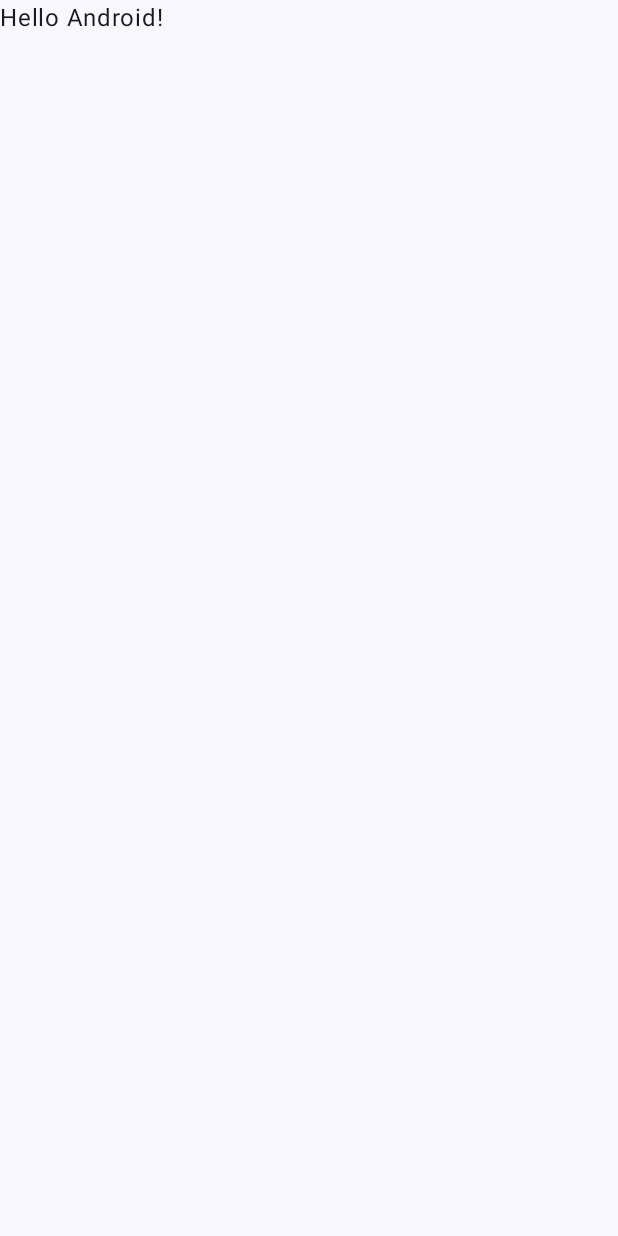
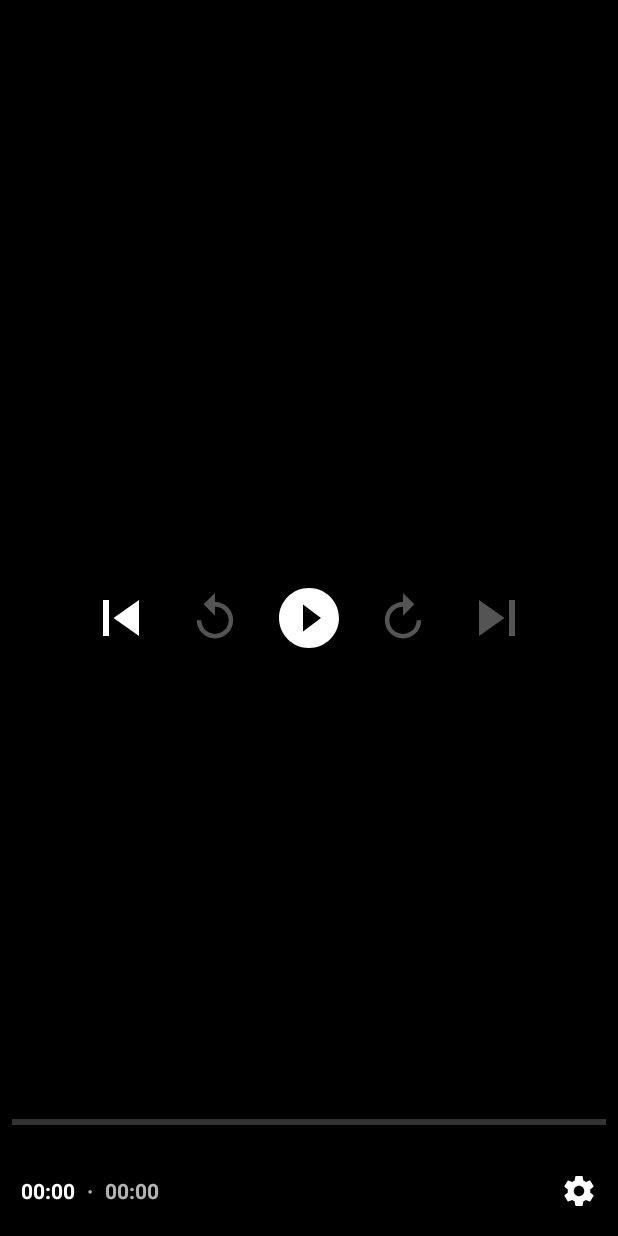
Before and after one commit to theGBguy/ComposeVideoPlayer, an Android app built with Jetpack Compose: the screen it shows after launch (MainActivity), on a phone screen of 412 x 824 dp. Before the commit the screen is almost empty. Run offline under Robolectric (Android 15) with nearby library versions, the phone set to English and light mode, and no system bars.

Commit message:
feat: add video player in vertical pager with persistable playback state

```diff
--- a/app/src/main/AndroidManifest.xml
+++ b/app/src/main/AndroidManifest.xml
@@ -1,6 +1,7 @@
 <?xml version="1.0" encoding="utf-8"?>
-<manifest xmlns:android="http://schemas.android.com/apk/res/android"
-    xmlns:tools="http://schemas.android.com/tools">
+<manifest xmlns:android="http://schemas.android.com/apk/res/android">
+
+    <uses-permission android:name="android.permission.INTERNET" />
 
     <application
         android:allowBackup="true"
@@ -9,6 +10,7 @@
         android:icon="@mipmap/ic_launcher"
         android:label="@string/app_name"
         android:roundIcon="@mipmap/ic_launcher_round"
+        android:usesCleartextTraffic="true"
         android:supportsRtl="true"
         android:theme="@style/Theme.ComposeVideoPlayer">
         <activity
--- a/app/src/main/java/io/github/thegbguy/composevideoplayer/MainActivity.kt
+++ b/app/src/main/java/io/github/thegbguy/composevideoplayer/MainActivity.kt
@@ -7,10 +7,8 @@ import androidx.activity.enableEdgeToEdge
 import androidx.compose.foundation.layout.fillMaxSize
 import androidx.compose.foundation.layout.padding
 import androidx.compose.material3.Scaffold
-import androidx.compose.material3.Text
-import androidx.compose.runtime.Composable
 import androidx.compose.ui.Modifier
-import androidx.compose.ui.tooling.preview.Preview
+import io.github.thegbguy.composevideoplayer.ui.VideoPlayerScreen
 import io.github.thegbguy.composevideoplayer.ui.theme.ComposeVideoPlayerTheme
 
 class MainActivity : ComponentActivity() {
@@ -20,28 +18,11 @@ class MainActivity : ComponentActivity() {
         setContent {
             ComposeVideoPlayerTheme {
                 Scaffold(modifier = Modifier.fillMaxSize()) { innerPadding ->
-                    Greeting(
-                        name = "Android",
-                        modifier = Modifier.padding(innerPadding)
+                    VideoPlayerScreen(
+                        modifier = Modifier.padding(innerPadding),
                     )
                 }
             }
         }
     }
 }
-
-@Composable
-fun Greeting(name: String, modifier: Modifier = Modifier) {
-    Text(
-        text = "Hello $name!",
-        modifier = modifier
-    )
-}
-
-@Preview(showBackground = true)
-@Composable
-fun GreetingPreview() {
-    ComposeVideoPlayerTheme {
-        Greeting("Android")
-    }
-}
--- /dev/null
+++ b/app/src/main/java/io/github/thegbguy/composevideoplayer/model/PlaybackState.kt
@@ -0,0 +1,7 @@
+package io.github.thegbguy.composevideoplayer.model
+
+data class PlaybackState(
+    val isPlaying: Boolean = false,
+    val currentPosition: Long = 0L,
+    val videoUrl: String = ""
+)
--- /dev/null
+++ b/app/src/main/java/io/github/thegbguy/composevideoplayer/model/VideoEntry.kt
@@ -0,0 +1,7 @@
+package io.github.thegbguy.composevideoplayer.model
+
+data class VideoEntry(
+    val id: Int,
+    val url: String,
+    val description: String = ""
+)
--- /dev/null
+++ b/app/src/main/java/io/github/thegbguy/composevideoplayer/ui/VideoPlayerScreen.kt
@@ -0,0 +1,62 @@
+package io.github.thegbguy.composevideoplayer.ui
+
+import androidx.compose.foundation.layout.Arrangement
+import androidx.compose.foundation.layout.Column
+import androidx.compose.foundation.layout.fillMaxWidth
+import androidx.compose.foundation.pager.VerticalPager
+import androidx.compose.foundation.pager.rememberPagerState
+import androidx.compose.runtime.Composable
+import androidx.compose.runtime.LaunchedEffect
+import androidx.compose.runtime.getValue
+import androidx.compose.runtime.rememberCoroutineScope
+import androidx.compose.ui.Alignment
+import androidx.compose.ui.Modifier
+import androidx.lifecycle.compose.collectAsStateWithLifecycle
+import androidx.lifecycle.viewmodel.compose.viewModel
+import io.github.thegbguy.composevideoplayer.ui.components.VideoPlayerView
+import io.github.thegbguy.composevideoplayer.ui.theme.LocalSpacing
+import io.github.thegbguy.composevideoplayer.viewmodel.VideoPlayerViewModel
+import kotlinx.coroutines.launch
+
+@Composable
+fun VideoPlayerScreen(
+    modifier: Modifier = Modifier,
+    viewModel: VideoPlayerViewModel = viewModel()
+) {
+    val state by viewModel.playbackState.collectAsStateWithLifecycle()
+    val scope = rememberCoroutineScope()
+    val localSpacing = LocalSpacing.current
+    val activeVideoIndex by viewModel.activeVideoIndex.collectAsStateWithLifecycle()
+    val pagerState = rememberPagerState(
+        initialPage = activeVideoIndex,
+        pageCount = { viewModel.videoFeed.size }
+    )
+
+    LaunchedEffect(pagerState.currentPage) {
+        viewModel.setActiveVideo(pagerState.currentPage)
+    }
+
+    Column(
+        modifier = modifier,
+        verticalArrangement = Arrangement.spacedBy(localSpacing.medium),
+        horizontalAlignment = Alignment.CenterHorizontally
+    ) {
+        VerticalPager(
+            modifier = Modifier.fillMaxWidth(),
+            state = pagerState
+        ) { page ->
+            val video = viewModel.videoFeed[page]
+            VideoPlayerView(
+                videoUrl = video.url,
+                isPlaying = page == activeVideoIndex && state.isPlaying,
+                currentPosition = if (page == activeVideoIndex) state.currentPosition else 0L,
+                onPositionChange = { viewModel.setCurrentPosition(it) },
+                onPlaybackComplete = {
+                    scope.launch {
+                        pagerState.scrollToPage(page + 1)
+                    }
+                }
+            )
+        }
+    }
+}
--- /dev/null
+++ b/app/src/main/java/io/github/thegbguy/composevideoplayer/ui/components/VideoPlayerView.kt
@@ -0,0 +1,120 @@
+package io.github.thegbguy.composevideoplayer.ui.components
+
+import android.view.ViewGroup
+import android.widget.FrameLayout
+import androidx.annotation.OptIn
+import androidx.compose.runtime.Composable
+import androidx.compose.runtime.DisposableEffect
+import androidx.compose.runtime.LaunchedEffect
+import androidx.compose.runtime.remember
+import androidx.compose.ui.platform.LocalContext
+import androidx.compose.ui.viewinterop.AndroidView
+import androidx.core.net.toUri
+import androidx.lifecycle.Lifecycle
+import androidx.lifecycle.LifecycleEventObserver
+import androidx.lifecycle.compose.LocalLifecycleOwner
+import androidx.media3.common.MediaItem
+import androidx.media3.common.Player
+import androidx.media3.common.util.UnstableApi
+import androidx.media3.exoplayer.ExoPlayer
+import androidx.media3.ui.PlayerView
+
+@OptIn(UnstableApi::class)
+@Composable
+fun VideoPlayerView(
+    videoUrl: String,
+    isPlaying: Boolean,
+    currentPosition: Long,
+    onPositionChange: (Long) -> Unit,
+    onPlaybackComplete: () -> Unit
+) {
+    val context = LocalContext.current
+    val lifecycleOwner = LocalLifecycleOwner.current
+
+    // Only create ExoPlayer when videoUrl changes
+    val exoPlayer = remember(videoUrl) {
+        ExoPlayer.Builder(context).build().apply {
+            setMediaItem(MediaItem.fromUri(videoUrl.toUri()))
+            prepare()
+        }
+    }
+
+    // Handle lifecycle events to pause/resume video
+    DisposableEffect(lifecycleOwner) {
+        val observer = LifecycleEventObserver { _, event ->
+            when (event) {
+                Lifecycle.Event.ON_PAUSE -> {
+                    if (exoPlayer.isPlaying) {
+                        exoPlayer.pause()
+                    }
+                }
+
+                Lifecycle.Event.ON_RESUME -> {
+                    if (!exoPlayer.isPlaying) {
+                        exoPlayer.play()
+                    }
+                }
+
+                else -> {}
+            }
+        }
+
+        lifecycleOwner.lifecycle.addObserver(observer)
+        onDispose {
+            lifecycleOwner.lifecycle.removeObserver(observer)
+        }
+    }
+
+    // Release ExoPlayer when this composable leaves composition
+    DisposableEffect(exoPlayer) {
+        onDispose {
+            exoPlayer.release()
+        }
+    }
+
+    // Control playback state
+    LaunchedEffect(isPlaying) {
+        exoPlayer.playWhenReady = isPlaying
+    }
+
+    // Seek to position if changed
+    LaunchedEffect(currentPosition) {
+        if (kotlin.math.abs(exoPlayer.currentPosition - currentPosition) > 500) {
+            exoPlayer.seekTo(currentPosition)
+        }
+    }
+
+    // Listen for position changes
+    DisposableEffect(exoPlayer) {
+        val listener = object : Player.Listener {
+            override fun onPositionDiscontinuity(reason: Int) {
+                onPositionChange(exoPlayer.currentPosition)
+            }
+
+            override fun onPlaybackStateChanged(playbackState: Int) {
+                if (playbackState == Player.STATE_ENDED) {
+                    onPlaybackComplete()
+                }
+            }
+        }
+        exoPlayer.addListener(listener)
+        onDispose {
+            exoPlayer.removeListener(listener)
+        }
+    }
+
+    AndroidView(
+        factory = {
+            PlayerView(context).apply {
+                layoutParams = FrameLayout.LayoutParams(
+                    ViewGroup.LayoutParams.MATCH_PARENT,
+                    ViewGroup.LayoutParams.MATCH_PARENT
+                )
+                player = exoPlayer
+            }
+        },
+        update = { playerView ->
+            playerView.player = exoPlayer
+        }
+    )
+}
--- /dev/null
+++ b/app/src/main/java/io/github/thegbguy/composevideoplayer/ui/theme/Spacing.kt
@@ -0,0 +1,15 @@
+package io.github.thegbguy.composevideoplayer.ui.theme
+
+import androidx.compose.runtime.staticCompositionLocalOf
+import androidx.compose.ui.unit.Dp
+import androidx.compose.ui.unit.dp
+
+data class Spacing(
+    val extraSmall: Dp = 4.dp,
+    val small: Dp = 8.dp,
+    val medium: Dp = 16.dp,
+    val large: Dp = 24.dp,
+    val extraLarge: Dp = 32.dp
+)
+
+val LocalSpacing = staticCompositionLocalOf { Spacing() }
--- a/app/src/main/java/io/github/thegbguy/composevideoplayer/ui/theme/Theme.kt
+++ b/app/src/main/java/io/github/thegbguy/composevideoplayer/ui/theme/Theme.kt
@@ -9,6 +9,7 @@ import androidx.compose.material3.dynamicDarkColorScheme
 import androidx.compose.material3.dynamicLightColorScheme
 import androidx.compose.material3.lightColorScheme
 import androidx.compose.runtime.Composable
+import androidx.compose.runtime.CompositionLocalProvider
 import androidx.compose.ui.platform.LocalContext
 
 private val DarkColorScheme = darkColorScheme(
@@ -45,14 +46,15 @@ fun ComposeVideoPlayerTheme(
             val context = LocalContext.current
             if (darkTheme) dynamicDarkColorScheme(context) else dynamicLightColorScheme(context)
         }
-
         darkTheme -> DarkColorScheme
         else -> LightColorScheme
     }
 
-    MaterialTheme(
-        colorScheme = colorScheme,
-        typography = Typography,
-        content = content
-    )
+    CompositionLocalProvider(LocalSpacing provides Spacing()) {
+        MaterialTheme(
+            colorScheme = colorScheme,
+            typography = Typography,
+            content = content
+        )
+    }
 }
--- /dev/null
+++ b/app/src/main/java/io/github/thegbguy/composevideoplayer/viewmodel/VideoPlayerViewModel.kt
@@ -0,0 +1,104 @@
+package io.github.thegbguy.composevideoplayer.viewmodel
+
+import androidx.lifecycle.ViewModel
+import io.github.thegbguy.composevideoplayer.model.PlaybackState
+import io.github.thegbguy.composevideoplayer.model.VideoEntry
+import kotlinx.coroutines.flow.MutableStateFlow
+import kotlinx.coroutines.flow.StateFlow
+
+class VideoPlayerViewModel : ViewModel() {
+    private val _playbackState = MutableStateFlow(PlaybackState())
+    val playbackState: StateFlow<PlaybackState> = _playbackState
+
+    val videoFeed = listOf(
+        VideoEntry(
+            1,
+            "http://commondatastorage.googleapis.com/gtv-videos-bucket/sample/BigBuckBunny.mp4",
+            "Big Buck Bunny"
+        ),
+        VideoEntry(
+            2,
+            "http://commondatastorage.googleapis.com/gtv-videos-bucket/sample/ElephantsDream.mp4",
+            "Elephants Dream"
+        ),
+        VideoEntry(
+            3,
+            "http://commondatastorage.googleapis.com/gtv-videos-bucket/sample/ForBiggerBlazes.mp4",
+            "For Bigger Blazes"
+        ),
+        VideoEntry(
+            4,
+            "http://commondatastorage.googleapis.com/gtv-videos-bucket/sample/ForBiggerEscapes.mp4",
+            "For Bigger Escapes"
+        ),
+        VideoEntry(
+            5,
+            "http://commondatastorage.googleapis.com/gtv-videos-bucket/sample/ForBiggerFun.mp4",
+            "For Bigger Fun"
+        ),
+        VideoEntry(
+            6,
+            "http://commondatastorage.googleapis.com/gtv-videos-bucket/sample/ForBiggerJoyrides.mp4",
+            "For Bigger Joyrides"
+        ),
+        VideoEntry(
+            7,
+            "http://commondatastorage.googleapis.com/gtv-videos-bucket/sample/ForBiggerMeltdowns.mp4",
+            "For Bigger Meltdowns"
+        ),
+        VideoEntry(
+            8,
+            "http://commondatastorage.googleapis.com/gtv-videos-bucket/sample/Sintel.mp4",
+            "Sintel"
+        ),
+        VideoEntry(
+            9,
+            "http://commondatastorage.googleapis.com/gtv-videos-bucket/sample/SubaruOutbackOnStreetAndDirt.mp4",
+            "Subaru Outback On Street And Dirt"
+        ),
+        VideoEntry(
+            10,
+            "http://commondatastorage.googleapis.com/gtv-videos-bucket/sample/TearsOfSteel.mp4",
+            "Tears Of Steel"
+        ),
+        VideoEntry(
+            11,
+            "http://commondatastorage.googleapis.com/gtv-videos-bucket/sample/WeAreGoingOnBullrun.mp4",
+            "We Are Going On Bullrun"
+        ),
+        VideoEntry(
+            12,
+            "http://commondatastorage.googleapis.com/gtv-videos-bucket/sample/WhatCarCanYouGetForAGrand.mp4",
+            "What Car Can You Get For A Grand"
+        )
+    )
+
+    private val _activeVideoIndex = MutableStateFlow(0)
+    val activeVideoIndex: StateFlow<Int> = _activeVideoIndex
+
+    fun setPlaying(isPlaying: Boolean) {
+        _playbackState.value = _playbackState.value.copy(isPlaying = isPlaying)
+    }
+
+    fun setCurrentPosition(position: Long) {
+        _playbackState.value = _playbackState.value.copy(currentPosition = position)
+    }
+
+    fun setVideoUrl(url: String) {
+        _playbackState.value = _playbackState.value.copy(videoUrl = url)
+    }
+
+    fun setActiveVideo(index: Int) {
+        _activeVideoIndex.value = index
+        setVideoUrl(videoFeed[index].url)
+        setCurrentPosition(0)
+        setPlaying(true)
+    }
+
+    fun onPlaybackComplete(page: Int) {
+        val lastIndex = videoFeed.size - 1
+        if (page < lastIndex) {
+            setActiveVideo(page + 1)
+        }
+    }
+}
--- a/gradle/libs.versions.toml
+++ b/gradle/libs.versions.toml
@@ -8,9 +8,14 @@ espressoCore = "3.6.1"
 lifecycleRuntimeKtx = "2.9.2"
 activityCompose = "1.10.1"
 composeBom = "2024.09.00"
+media3Exoplayer = "1.7.1"
 
 [libraries]
 androidx-core-ktx = { group = "androidx.core", name = "core-ktx", version.ref = "coreKtx" }
+androidx-lifecycle-viewmodel-compose = { module = "androidx.lifecycle:lifecycle-viewmodel-compose", version.ref = "lifecycleRuntimeKtx" }
+androidx-media3-exoplayer = { module = "androidx.media3:media3-exoplayer", version.ref = "media3Exoplayer" }
+androidx-media3-ui = { module = "androidx.media3:media3-ui", version.ref = "media3Exoplayer" }
+androidx-media3-ui-compose = { module = "androidx.media3:media3-ui-compose", version.ref = "media3Exoplayer" }
 junit = { group = "junit", name = "junit", version.ref = "junit" }
 androidx-junit = { group = "androidx.test.ext", name = "junit", version.ref = "junitVersion" }
 androidx-espresso-core = { group = "androidx.test.espresso", name = "espresso-core", version.ref = "espressoCore" }
```
Also changed, not shown: app/build.gradle.kts (+6 -1 lines).
